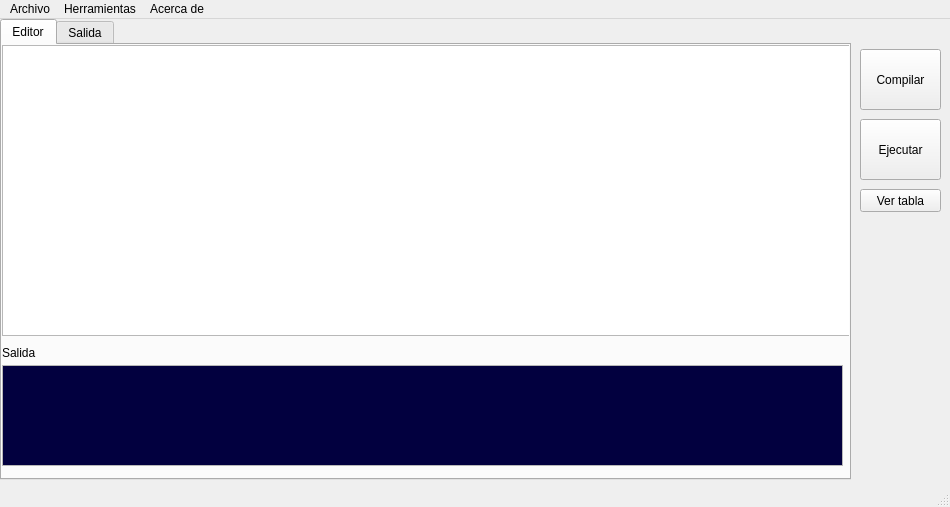
lastmasta/compiladores2, file mainwindow.ui: the form before one commit.
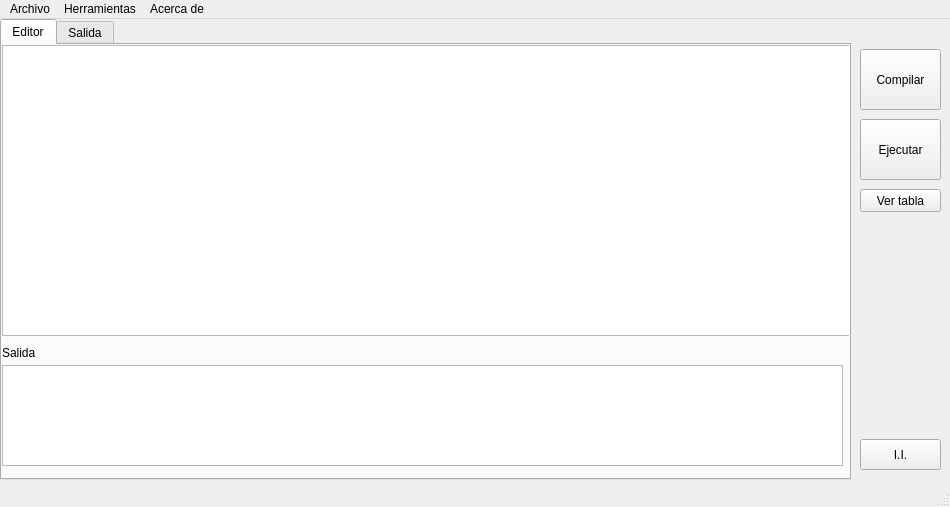
The form after the commit.

Patch:
```diff
--- a/mainwindow.ui
+++ b/mainwindow.ui
@@ -82,9 +82,9 @@
          <colorrole role="Base">
           <brush brushstyle="SolidPattern">
            <color alpha="255">
-            <red>2</red>
-            <green>0</green>
-            <blue>63</blue>
+            <red>255</red>
+            <green>255</green>
+            <blue>255</blue>
            </color>
           </brush>
          </colorrole>
@@ -120,9 +120,9 @@
          <colorrole role="Base">
           <brush brushstyle="SolidPattern">
            <color alpha="255">
-            <red>2</red>
-            <green>0</green>
-            <blue>63</blue>
+            <red>255</red>
+            <green>255</green>
+            <blue>255</blue>
            </color>
           </brush>
          </colorrole>
@@ -273,6 +273,19 @@
      <string>Ver tabla</string>
     </property>
    </widget>
+   <widget class="QPushButton" name="compilarBtn_3">
+    <property name="geometry">
+     <rect>
+      <x>860</x>
+      <y>420</y>
+      <width>81</width>
+      <height>31</height>
+     </rect>
+    </property>
+    <property name="text">
+     <string>I.I.</string>
+    </property>
+   </widget>
   </widget>
   <widget class="QMenuBar" name="menuBar">
    <property name="geometry">
```
